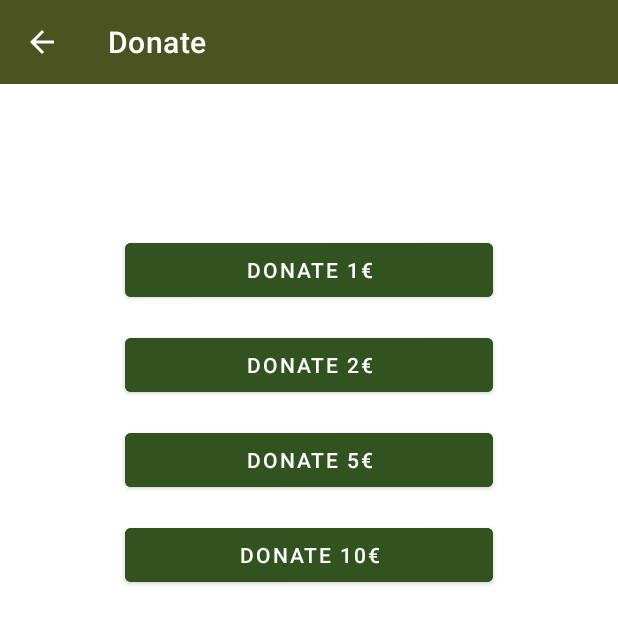
After one commit to leuterkil/Leledometro, an Android app: the DonateActivity screen opened directly, with no data from a screen before it, on a phone screen of 412 x 824 dp. The commit adds this screen. Shown: the top 624 px of the screen. Run offline under Robolectric (Android 15) with nearby library versions, the phone set to English and light mode, and no system bars.

Commit message:
Commit #4 Finishing About Page BackEnd & Donate Page Added

```diff
--- a/app/src/main/AndroidManifest.xml
+++ b/app/src/main/AndroidManifest.xml
@@ -9,6 +9,10 @@
         android:roundIcon="@mipmap/ic_app_icon_round"
         android:supportsRtl="true"
         android:theme="@style/Theme.LeledometroStratou.NoActionBar">
+        <activity android:name=".DonateActivity">
+<!--            <meta-data android:name="android.support.PARENT_ACTIVITY" android:value=".MainActivity"/>-->
+
+        </activity>
         <activity android:name=".MainActivity">
             <intent-filter>
                 <action android:name="android.intent.action.MAIN" />
--- /dev/null
+++ b/app/src/main/java/com/left4dev/leledometrostratou/DonateActivity.java
@@ -0,0 +1,30 @@
+package com.left4dev.leledometrostratou;
+
+import androidx.appcompat.app.ActionBar;
+import androidx.appcompat.app.AppCompatActivity;
+
+import android.os.Bundle;
+import androidx.appcompat.widget.Toolbar;
+
+public class DonateActivity extends AppCompatActivity {
+
+    private Toolbar toolbar;
+
+
+    @Override
+    protected void onCreate(Bundle savedInstanceState) {
+        super.onCreate(savedInstanceState);
+        setContentView(R.layout.activity_donate);
+        toolbar = findViewById(R.id.toolbarDonate);
+        toolbar.setTitle("Donate");
+        setSupportActionBar(toolbar);
+        getSupportActionBar().setDisplayHomeAsUpEnabled(true);
+        getSupportActionBar().setDisplayShowHomeEnabled(true);
+    }
+
+    @Override
+    public boolean onSupportNavigateUp() {
+        onBackPressed();
+        return true;
+    }
+}
--- a/app/src/main/java/com/left4dev/leledometrostratou/MainActivity.java
+++ b/app/src/main/java/com/left4dev/leledometrostratou/MainActivity.java
@@ -9,6 +9,7 @@ import androidx.drawerlayout.widget.DrawerLayout;
 
 import android.os.Bundle;
 import android.view.MenuItem;
+import android.widget.Button;
 
 import com.google.android.material.navigation.NavigationView;
 import com.left4dev.leledometrostratou.about.About;
@@ -30,7 +31,6 @@ public class MainActivity extends AppCompatActivity implements NavigationView.On
     protected void onCreate(Bundle savedInstanceState) {
         super.onCreate(savedInstanceState);
         setContentView(R.layout.activity_main);
-
 
 
         toolbar = (Toolbar) findViewById(R.id.toolbar);
--- a/app/src/main/res/layout/about_fragment.xml
+++ b/app/src/main/res/layout/about_fragment.xml
@@ -119,7 +119,7 @@
                     android:text="@string/instagram_word" />
 
                 <Button
-                    android:id="@+id/button3"
+                    android:id="@+id/instagramButton"
                     android:layout_width="wrap_content"
                     android:layout_height="wrap_content"
                     android:layout_gravity="right"
@@ -148,7 +148,7 @@
                     android:text="@string/donate_word" />
 
                 <Button
-                    android:id="@+id/button4"
+                    android:id="@+id/donationButton"
                     android:layout_width="wrap_content"
                     android:layout_height="wrap_content"
                     android:layout_gravity="right"
--- /dev/null
+++ b/app/src/main/res/layout/activity_donate.xml
@@ -0,0 +1,58 @@
+<?xml version="1.0" encoding="utf-8"?>
+<LinearLayout xmlns:android="http://schemas.android.com/apk/res/android"
+    xmlns:app="http://schemas.android.com/apk/res-auto"
+    xmlns:tools="http://schemas.android.com/tools"
+    android:layout_width="match_parent"
+    android:layout_height="match_parent"
+    android:backgroundTint="@color/armyGreenSub"
+    android:orientation="vertical"
+    tools:context=".DonateActivity">
+
+    <androidx.appcompat.widget.Toolbar
+        android:id="@+id/toolbarDonate"
+        android:layout_width="match_parent"
+        android:layout_height="wrap_content"
+        android:background="@color/ArmyGreen"
+        android:minHeight="?attr/actionBarSize"
+        android:theme="?attr/actionBarTheme" />
+
+    <Space
+        android:layout_width="match_parent"
+        android:layout_height="100dp" />
+
+    <Button
+        android:id="@+id/button"
+        android:layout_width="245dp"
+        android:layout_height="wrap_content"
+        android:layout_gravity="center"
+        android:backgroundTint="@color/armyGreenSub"
+        android:text="@string/donate_1" />
+
+    <Button
+        android:id="@+id/button2"
+        android:layout_width="245dp"
+        android:layout_height="wrap_content"
+        android:layout_gravity="center"
+        android:layout_marginTop="15dp"
+        android:backgroundTint="@color/armyGreenSub"
+        android:text="@string/donate_2" />
+
+    <Button
+        android:id="@+id/button3"
+        android:layout_width="245dp"
+        android:layout_height="wrap_content"
+        android:layout_gravity="center"
+        android:layout_marginTop="15dp"
+        android:backgroundTint="@color/armyGreenSub"
+        android:text="@string/donate_5" />
+
+    <Button
+        android:id="@+id/button4"
+        android:layout_width="245dp"
+        android:layout_height="wrap_content"
+        android:layout_gravity="center"
+        android:layout_marginTop="15dp"
+        android:backgroundTint="@color/armyGreenSub"
+        android:text="@string/donate_10" />
+
+</LinearLayout>
--- a/app/src/main/res/values/strings.xml
+++ b/app/src/main/res/values/strings.xml
@@ -1,5 +1,6 @@
 <resources>
     <string name="app_name">Απολελέμετρο Οπλίτη</string>
+    <string name="app_email">echarissopoulos@gmail.com</string>
     <string name="navigation_drawer_open">open</string>
     <string name="navigation_drawer_close">close</string>
     <string name="programmer_name">by left4dev</string>
@@ -10,4 +11,8 @@
     <string name="donate_word">Donate</string>
     <string name="feedback_word">Feedback</string>
     <string name="send_message">Send Message</string>
+    <string name="donate_1">Donate 1€</string>
+    <string name="donate_2">Donate 2€</string>
+    <string name="donate_5">Donate 5€</string>
+    <string name="donate_10">Donate 10€</string>
 </resources>
```
Also changed, not shown: app/src/main/java/com/left4dev/leledometrostratou/about/About.java (+58 -3 lines), app/src/main/java/com/left4dev/leledometrostratou/about/AboutViewModel.java (+28 -1 lines), 1 other file.
